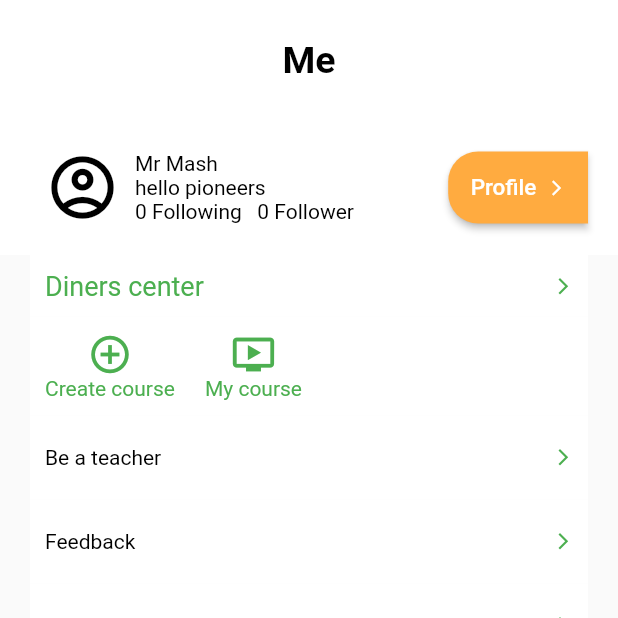
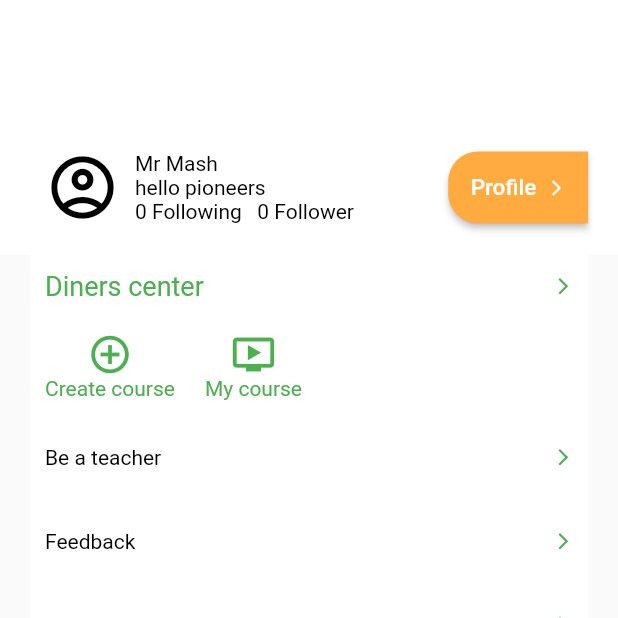
Before and after one commit to kenfoongAK/dinerscuisine, a Flutter app: the MinePage screen opened directly, on a phone screen of 412 x 824 dp, the top half of it. Run offline on Flutter 3.47's test engine with Material 2 defaults, Android fonts, the phone set to English and light mode, and no system bars; our stand-ins replace chewie, flick_video_player, flutter_easyloading, font_awesome_flutter, shared_preferences, url_launcher_web and 2 more; missing offline and left inert: shared_preferences_web, wakelock_web; accounts and stored records are empty.

Commit message:
Update MinePage.dart

```diff
--- a/lib/pages/mine/MinePage.dart
+++ b/lib/pages/mine/MinePage.dart
@@ -29,8 +29,8 @@ class Page extends State<MinePage> {
   Widget layout(BuildContext context) {
     return new Scaffold(
         // appBar: AppBar(
-        //   shadowColor: Colors.white,
-        //   backgroundColor: Colors.white,
+        //   backgroundColor: Color.fromARGB(255, 104, 47, 157),
+        //    shadowColor: Colors.white,
         //   title: Text(
         //     'Me',
         //     style: TextStyle(color: Colors.white),
@@ -44,7 +44,7 @@ class Page extends State<MinePage> {
           child: Text(
             'Me',
             style: TextStyle(
-                color: Colors.black, fontWeight: FontWeight.bold, fontSize: 25),
+                color: Colors.white, fontWeight: FontWeight.bold, fontSize: 25),
           )),
       Container(
           color: Colors.white,
```
